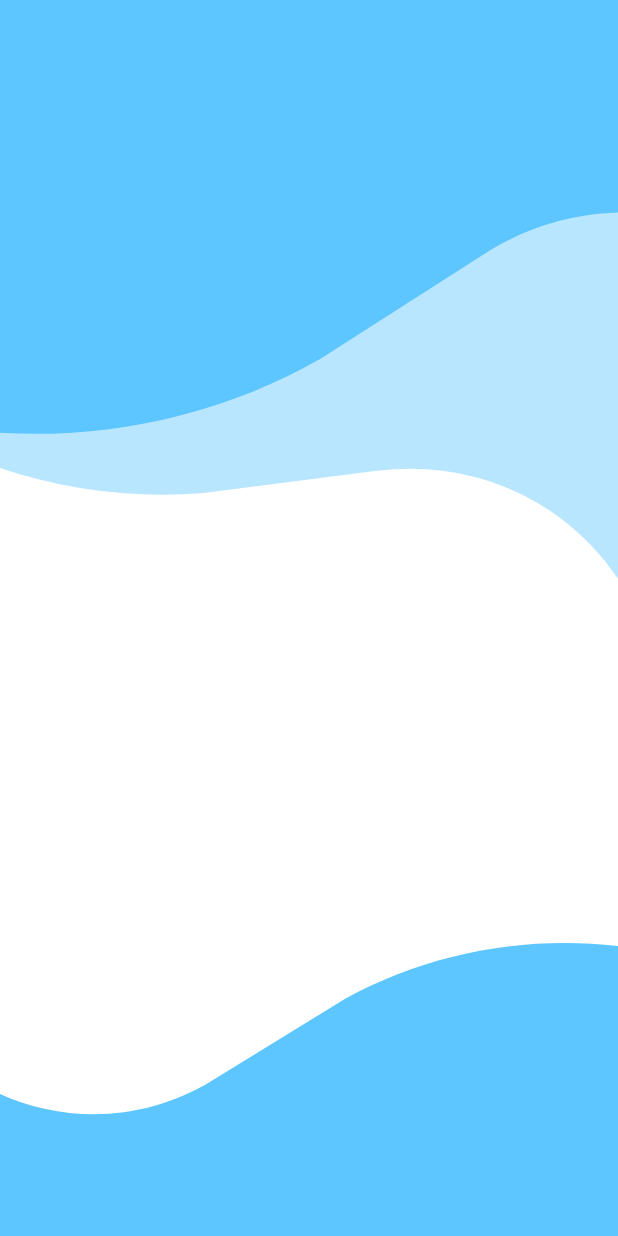
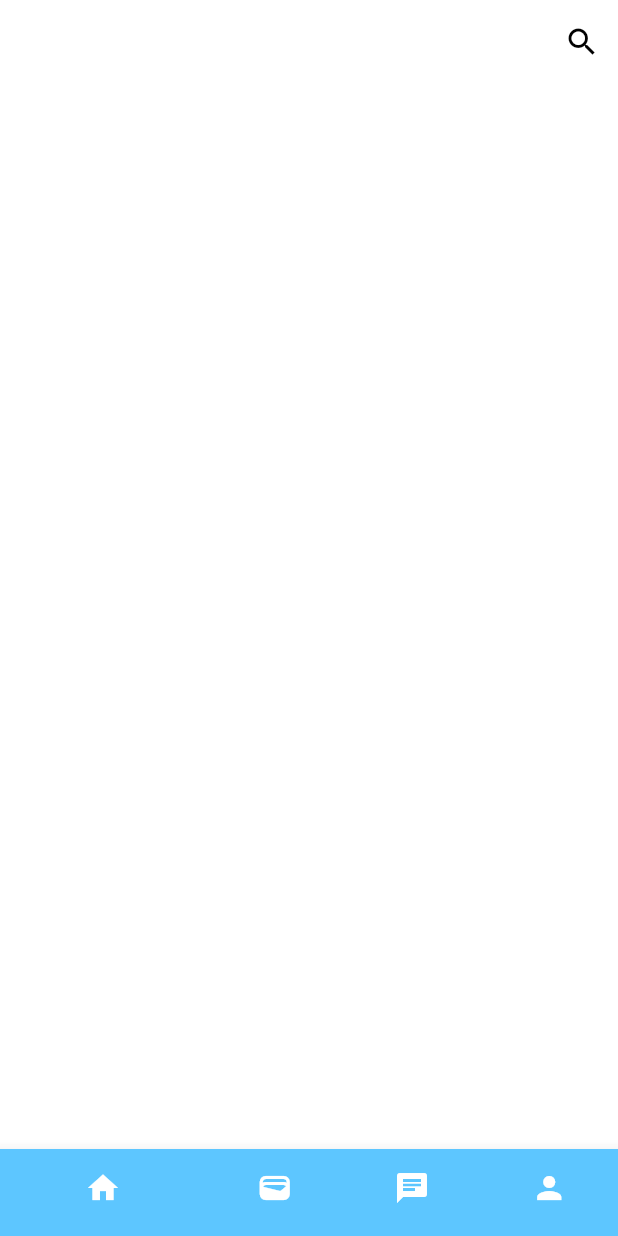
Before and after one commit to Rcciit-Alumni-App/Alumni-App-Flutter, a Flutter app: the screen it shows after launch, on a phone screen of 412 x 824 dp. Run offline on Flutter 3.47's test engine with Material 3 defaults, Android fonts, the phone set to English and light mode, and no system bars; our stand-ins replace flutter_svg.

Commit message:
modified:   lib/main.dart 	modified:   lib/screens/home_screen.dart

```diff
--- a/lib/main.dart
+++ b/lib/main.dart
@@ -17,9 +17,8 @@ class MyApp extends StatelessWidget {
     return MaterialApp(
       theme: lightMode,
       home: Scaffold(
-        body: BackgroundDesign(),
+        body: HomePage(),
       ),
-      home: HomePage(),
     );
   }
 }
--- a/lib/screens/home_screen.dart
+++ b/lib/screens/home_screen.dart
@@ -18,31 +18,44 @@ class _HomePageState extends State<HomePage> {
             onPressed: () {},
             icon: const Icon(Icons.search),
           ),
-
         ],
       ),
       body: uiBuild(),
       bottomNavigationBar: bottomnavbar(),
     );
   }
+
   Widget uiBuild() {
     return Scaffold();
   }
+
   Widget bottomnavbar() {
     return BottomNavigationBar(
       backgroundColor: Theme.of(context).colorScheme.primary,
-      items: const <BottomNavigationBarItem>[
+      selectedItemColor: Theme.of(context).colorScheme.surface,
+      unselectedItemColor: Colors.white,
+      showSelectedLabels: false,
+      showUnselectedLabels: false,
+      items:  <BottomNavigationBarItem>[
         BottomNavigationBarItem(
+          backgroundColor: Theme.of(context).colorScheme.secondary,
           icon: Icon(Icons.home),
           label: 'Home',
         ),
         BottomNavigationBarItem(
-          icon: Icon(Icons.business),
-          label: 'Business',
+          backgroundColor: Theme.of(context).colorScheme.secondary,
+          icon: Icon(Icons.wallet),
+          label: 'B',
         ),
         BottomNavigationBarItem(
-          icon: Icon(Icons.school),
+          backgroundColor: Theme.of(context).colorScheme.secondary,
+          icon: Icon(Icons.chat),
           label: 'School',
+        ),
+        BottomNavigationBarItem(
+          backgroundColor: Theme.of(context).colorScheme.secondary,
+          icon: Icon(Icons.person),
+          label: 'Profile',
         ),
       ],
     );
```
